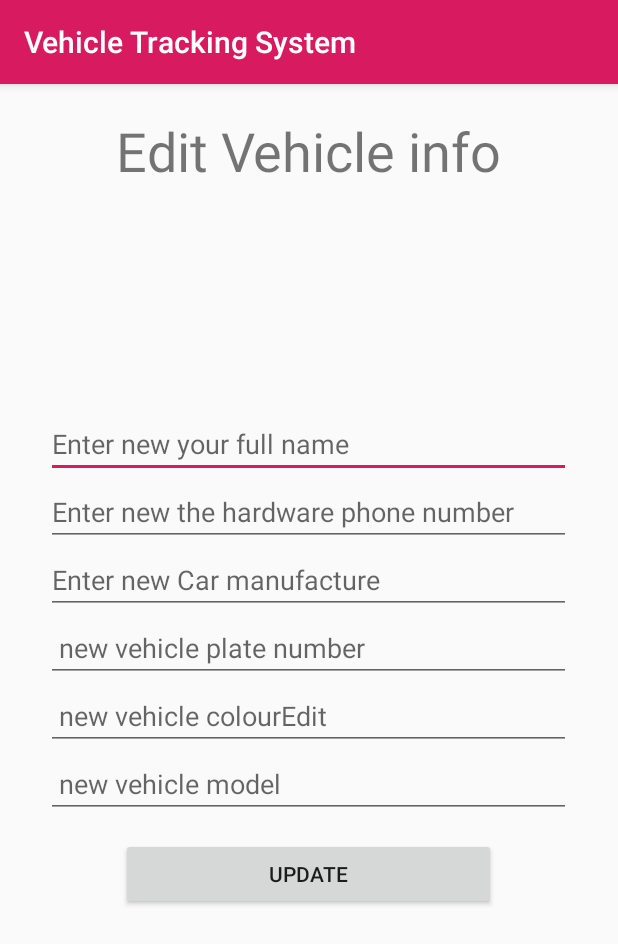
After one commit to Tito-DM/vts, an Android app: the Editvehicleinfo screen opened directly, with no data from a screen before it, on a phone screen of 412 x 824 dp. The commit adds this screen. Shown: the top 944 px of the screen. Run offline under Robolectric (Android 15) with nearby library versions, the phone set to English and light mode, and no system bars; our stand-ins replace Firebase (no records; nobody signed in at launch, a user with empty details on screens opened directly); libraries missing offline, so code that uses them is left out: com.firebase.client; 1 statement that could not run was skipped.

```diff
--- a/app/src/main/AndroidManifest.xml
+++ b/app/src/main/AndroidManifest.xml
@@ -24,7 +24,8 @@
         <activity
             android:name=".userprofile"
             android:label="@string/title_activity_userprofile"
-            android:theme="@style/AppTheme.NoActionBar"></activity>
+            android:theme="@style/AppTheme.NoActionBar" />
+        <activity android:name=".Editvehicleinfo"></activity>
     </application>
 
 </manifest>
--- /dev/null
+++ b/app/src/main/java/com/example/pyong/vehicle_tracking_system/Editvehicleinfo.java
@@ -0,0 +1,61 @@
+package com.example.pyong.vehicle_tracking_system;
+
+import android.support.v7.app.AppCompatActivity;
+import android.os.Bundle;
+import android.view.View;
+import android.widget.Button;
+import android.widget.EditText;
+
+import com.firebase.client.Firebase;
+import com.google.firebase.auth.FirebaseAuth;
+import com.google.firebase.database.DatabaseReference;
+import com.google.firebase.database.FirebaseDatabase;
+
+import static com.example.pyong.vehicle_tracking_system.Registration.mAuth;
+
+public class Editvehicleinfo extends AppCompatActivity {
+    EditText editTextNameEdit, editTextPhoneEdit, editTextManufacturerEdit,
+            editTextPlateNumberEdit, editTextColourEdit, editTextModelEdit;
+    Button updateDataBtn;
+    @Override
+    protected void onCreate(Bundle savedInstanceState) {
+        super.onCreate(savedInstanceState);
+        setContentView(R.layout.activity_editvehicleinfo);
+
+        //get user Data
+        editTextNameEdit = (EditText) findViewById(R.id.editText_nameEdit );
+        editTextPhoneEdit  = (EditText) findViewById(R.id.editText_hdwPhoneEdit);
+        editTextManufacturerEdit  = (EditText) findViewById(R.id.editText_vehicle_manufacturerEdit );
+        editTextPlateNumberEdit  = (EditText) findViewById(R.id.editText_plate_numberEdit );
+        editTextColourEdit  = (EditText) findViewById(R.id.editText_colorEdit);
+        editTextModelEdit  = (EditText) findViewById(R.id.editText_modelEdit );
+        updateDataBtn  = (Button) findViewById(R.id.button_update);
+        Firebase.setAndroidContext(this);
+        updateDataBtn.setOnClickListener(new View.OnClickListener() {
+            @Override
+            public void onClick(View v) {
+                mAuth = FirebaseAuth.getInstance();
+                if (mAuth.getCurrentUser() != null) {
+                    String userId = mAuth.getCurrentUser().getUid();
+                    DatabaseReference ref = FirebaseDatabase.getInstance().getReference();
+
+                    try {
+                        ref.child("Users").child(userId).child("name").setValue(editTextNameEdit.toString());
+                        ref.child("Users").child(userId).child("colour").setValue(editTextColourEdit.toString());
+                        ref.child("Users").child(userId).child("model").setValue(editTextModelEdit.toString());
+                        ref.child("Users").child(userId).child("hdw_phone").setValue(editTextPhoneEdit.toString());
+                        ref.child("Users").child(userId).child("plate_number").setValue(editTextPlateNumberEdit.toString());
+                        ref.child("Users").child(userId).child("vehicle_manufacture").setValue(editTextManufacturerEdit.toString());
+                    } catch (Exception e) {
+
+                        e.printStackTrace();
+                    }
+                }
+
+            }
+        });
+
+
+
+    }
+}
--- /dev/null
+++ b/app/src/main/res/layout/activity_editvehicleinfo.xml
@@ -0,0 +1,92 @@
+<?xml version="1.0" encoding="utf-8"?>
+<RelativeLayout xmlns:android="http://schemas.android.com/apk/res/android"
+    xmlns:app="http://schemas.android.com/apk/res-auto"
+    xmlns:tools="http://schemas.android.com/tools"
+    android:layout_width="match_parent"
+    android:layout_height="match_parent"
+
+    tools:context=".Vehicle_registration">
+
+    <TextView
+        android:layout_width="wrap_content"
+        android:layout_height="wrap_content"
+        android:layout_alignParentTop="true"
+        android:layout_marginTop="20dp"
+        android:layout_centerHorizontal="true"
+        android:text="Edit Vehicle info"
+        android:textSize="36dp" />
+
+    <LinearLayout
+        android:layout_width="match_parent"
+        android:layout_height="wrap_content"
+        android:layout_centerInParent="true"
+        android:orientation="vertical">
+
+
+        <EditText
+            android:id="@+id/editText_nameEdit"
+            android:layout_width="350dp"
+            android:layout_gravity="center"
+            android:layout_height="wrap_content"
+            android:ems="10"
+            android:hint="Enter new your full name"
+            android:inputType="textPersonName" />
+
+        <EditText
+            android:id="@+id/editText_hdwPhoneEdit"
+            android:layout_width="350dp"
+            android:layout_gravity="center"
+            android:layout_height="wrap_content"
+            android:ems="10"
+            android:hint="Enter new the hardware phone number"
+            android:inputType="phone" />
+
+        <EditText
+            android:id="@+id/editText_vehicle_manufacturerEdit"
+            android:layout_width="350dp"
+            android:layout_gravity="center"
+            android:layout_height="wrap_content"
+            android:ems="10"
+            android:hint="Enter new Car manufacture"
+            android:inputType="textPersonName" />
+
+        <EditText
+            android:id="@+id/editText_plate_numberEdit"
+            android:layout_width="350dp"
+            android:layout_gravity="center"
+            android:layout_height="wrap_content"
+            android:ems="10"
+            android:hint=" new vehicle plate number"
+            android:inputType="textPersonName" />
+
+        <EditText
+            android:id="@+id/editText_colorEdit"
+            android:layout_width="350dp"
+            android:layout_gravity="center"
+            android:layout_height="wrap_content"
+            android:ems="10"
+            android:hint=" new vehicle colourEdit"
+            android:inputType="textPersonName" />
+
+        <EditText
+            android:id="@+id/editText_modelEdit"
+            android:layout_width="350dp"
+            android:layout_gravity="center"
+            android:layout_height="wrap_content"
+            android:hint=" new vehicle model"
+            android:layout_marginBottom="20px"
+            android:inputType="textPersonName" />
+
+        <Button
+            android:id="@+id/button_update"
+            android:layout_width="250dp"
+            android:layout_height="wrap_content"
+            android:layout_gravity="center"
+            android:text="Update" />
+
+
+    </LinearLayout>
+
+
+
+</RelativeLayout>
```
Also changed, not shown: app/src/main/java/com/example/pyong/vehicle_tracking_system/userprofile.java (+5 -9 lines), app/src/main/res/layout/content_userprofile.xml (+107 -2 lines), app/src/main/res/menu/activity_userprofile_drawer.xml (+6 -20 lines).
